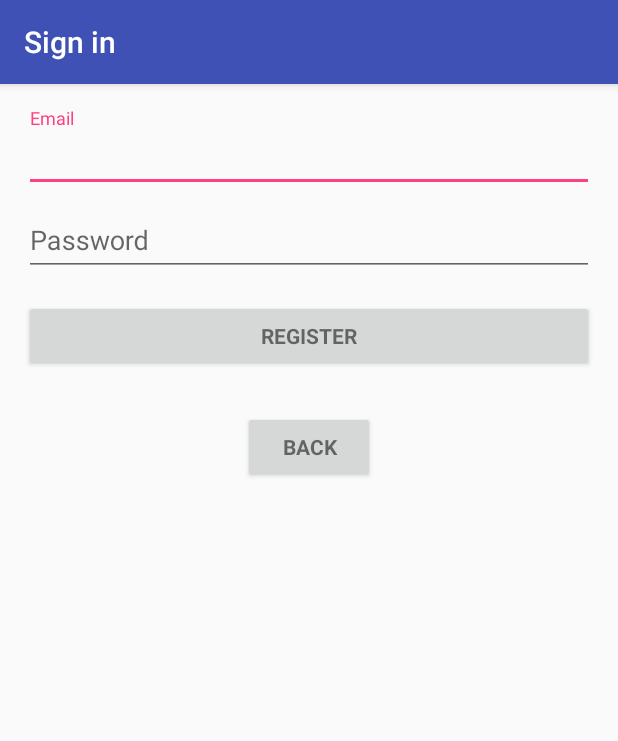
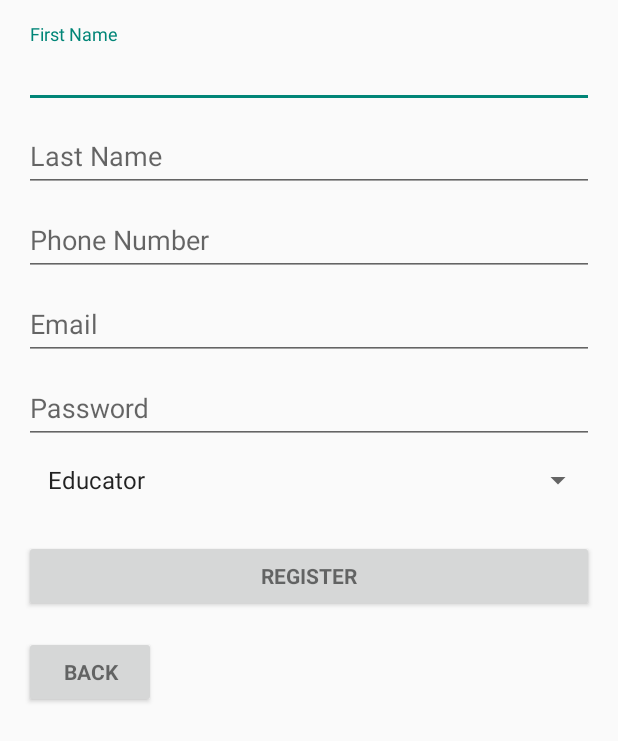
Before and after one commit to gagyizr/License, an Android app: the Register screen opened directly, with no data from a screen before it, on a phone screen of 412 x 824 dp. Shown: the top 741 px of the screen. Run offline under Robolectric (Android 15) with nearby library versions, the phone set to English and light mode, and no system bars; our stand-ins replace Firebase (no records; nobody signed in at launch, a user with empty details on screens opened directly); 2 statements that could not run were skipped.

Commit message:
Registration extended
The user registering to the app has to select now hiis privileges (educator,parent,user)
//TODO: After login the app should load the user interface depending on his privileges
//TODO2: Continue game

```diff
--- a/app/src/main/AndroidManifest.xml
+++ b/app/src/main/AndroidManifest.xml
@@ -15,7 +15,7 @@
         android:label="Firebase Test App"
         android:roundIcon="@mipmap/ic_launcher_round"
         android:supportsRtl="true"
-        android:theme="@style/AppTheme">
+        android:theme="@style/Theme.Design.Light.NoActionBar">
         <activity android:name=".MainActivity">
             <intent-filter>
                 <action android:name="android.intent.action.MAIN" />
--- /dev/null
+++ b/app/src/main/java/com/example/gagyi/test/Customer.java
@@ -0,0 +1,22 @@
+package com.example.gagyi.test;
+
+public class Customer {
+
+    public String firstName;
+    public String lastName;
+    public String email;
+    public long phone;
+    public String privilege;
+
+    public Customer(){
+
+    }
+
+    public Customer(String firstName, String lastName, String email, long phone, String privilege) {
+        this.firstName = firstName;
+        this.lastName = lastName;
+        this.email = email;
+        this.phone = phone;
+        this.privilege = privilege;
+    }
+}
--- a/app/src/main/java/com/example/gagyi/test/Register.java
+++ b/app/src/main/java/com/example/gagyi/test/Register.java
@@ -25,10 +25,12 @@ import android.view.KeyEvent;
 import android.view.View;
 import android.view.View.OnClickListener;
 import android.view.inputmethod.EditorInfo;
+import android.widget.AdapterView;
 import android.widget.ArrayAdapter;
 import android.widget.AutoCompleteTextView;
 import android.widget.Button;
 import android.widget.EditText;
+import android.widget.Spinner;
 import android.widget.TextView;
 import android.widget.Toast;
 
@@ -37,6 +39,7 @@ import com.google.android.gms.tasks.Task;
 import com.google.firebase.auth.AuthResult;
 import com.google.firebase.auth.FirebaseAuth;
 import com.google.firebase.auth.FirebaseUser;
+import com.google.firebase.database.FirebaseDatabase;
 
 import java.util.ArrayList;
 import java.util.List;
@@ -64,6 +67,21 @@ public class Register extends AppCompatActivity implements LoaderCallbacks<Curso
      * Keep track of the login task to ensure we can cancel it if requested.
      */
     private UserLoginTask mAuthTask = null;
+
+    //Personal data
+
+    private EditText firstnameET;
+    private EditText lastnameET;
+    private EditText phoneNumberET;
+
+    private String firstName;
+    private String lastName;
+    private long phoneNumber;
+
+    //Privileges
+
+    private Spinner spinner;
+    private String selectedPrivilege;
 
     // UI references.
     private AutoCompleteTextView mEmailView;
@@ -98,7 +116,7 @@ public class Register extends AppCompatActivity implements LoaderCallbacks<Curso
             }
         };
 
-        // Set up the login form.
+        // Set up the register form.
         mEmailView = (AutoCompleteTextView) findViewById(R.id.email);
         populateAutoComplete();
 
@@ -124,12 +142,36 @@ public class Register extends AppCompatActivity implements LoaderCallbacks<Curso
 
         mLoginFormView = findViewById(R.id.login_form);
         mProgressView = findViewById(R.id.login_progress);
+
+        //privileges Spinner set up
+        spinner = (Spinner)findViewById(R.id.privilegesSpinner);
+        ArrayAdapter<String> spinnerAdapter = new ArrayAdapter<String>(Register.this,
+                android.R.layout.simple_list_item_1,
+                getResources().getStringArray(R.array.privileges));
+        spinnerAdapter.setDropDownViewResource(android.R.layout.simple_spinner_dropdown_item);
+        spinner.setAdapter(spinnerAdapter);
+        spinner.setOnItemSelectedListener(new AdapterView.OnItemSelectedListener() {
+            @Override
+            public void onItemSelected(AdapterView<?> adapterView, View view, int i, long l) {
+
+                selectedPrivilege = adapterView.getItemAtPosition(i).toString();
+            }
+
+            @Override
+            public void onNothingSelected(AdapterView<?> adapterView) {
+
+            }
+        });
     }
 
     @Override
     public void onStart() {
         super.onStart();
         mAuth.addAuthStateListener(mAuthListener);
+
+        if(mAuth.getCurrentUser() != null){
+
+        }
     }
 
     @Override
@@ -336,7 +378,7 @@ public class Register extends AppCompatActivity implements LoaderCallbacks<Curso
         int IS_PRIMARY = 1;
     }
 
-    public void createAccount(String email,String password){
+    public void createAccount(final String email, String password){
         mAuth.createUserWithEmailAndPassword(email, password)
                 .addOnCompleteListener(this, new OnCompleteListener<AuthResult>() {
                     @Override
@@ -347,15 +389,38 @@ public class Register extends AppCompatActivity implements LoaderCallbacks<Curso
                         // the auth state listener will be notified and logic to handle the
                         // signed in user can be handled in the listener.
                         if (!task.isSuccessful()) {
-                           // Toast.makeText(EmailPasswordActivity.this, R.string.auth_failed,
-                                   // Toast.LENGTH_SHORT).show();
-                            Log.d("asd","nab");
+                           Toast.makeText(Register.this, R.string.auth_failed, Toast.LENGTH_SHORT).show();
+                           //Log.d("asd","nab");
                         }
                         if(task.isSuccessful()) {
 
-                            Intent LoginIntent = new Intent(Register.this, Login.class);
-                            startActivity(LoginIntent);
-                            finish();
+                            firstnameET = (EditText)findViewById(R.id.firstName);
+                            firstName = firstnameET.getText().toString();
+                            lastnameET = (EditText)findViewById(R.id.lastName);
+                            lastName = lastnameET.getText().toString();
+                            phoneNumberET = (EditText)findViewById(R.id.phone);
+                            phoneNumber = Long.parseLong(phoneNumberET.getText().toString());
+
+                            Customer customer = new Customer(firstName,lastName,email,phoneNumber,selectedPrivilege);
+
+                            FirebaseDatabase.getInstance().getReference("customers")
+                                .child(FirebaseAuth.getInstance().getCurrentUser().getUid())
+                                .setValue(customer).addOnCompleteListener(new OnCompleteListener<Void>() {
+                                @Override
+                                public void onComplete(@NonNull Task<Void> task) {
+
+                                    if(task.isSuccessful()) {
+                                        Intent LoginIntent = new Intent(Register.this, Login.class);
+                                        startActivity(LoginIntent);
+                                        finish();
+                                    }
+                                    else{
+                                        Toast.makeText(Register.this, R.string.auth_failed, Toast.LENGTH_SHORT).show();
+                                    }
+                                }
+                            });
+
+
                         }
 
 
--- a/app/src/main/res/layout/activity_main.xml
+++ b/app/src/main/res/layout/activity_main.xml
@@ -10,9 +10,10 @@
     <TextView
         android:layout_width="match_parent"
         android:layout_height="wrap_content"
-        android:text="App Name here"
+        android:text="Államvizsga Dolgozat"
+        android:textSize="30dp"
         android:gravity="center"
-        android:layout_margin="10dp"
+        android:layout_margin="15dp"
         android:textStyle="bold|italic" />
 
     <Button
--- a/app/src/main/res/layout/activity_register.xml
+++ b/app/src/main/res/layout/activity_register.xml
@@ -10,7 +10,7 @@
     android:paddingTop="@dimen/activity_vertical_margin"
     tools:context="com.example.gagyi.test.Register">
 
-    <!-- Login progress -->
+    <!-- Register progress -->
 
     <ProgressBar
         android:id="@+id/login_progress"
@@ -23,13 +23,56 @@
     <ScrollView
         android:id="@+id/login_form"
         android:layout_width="match_parent"
-        android:layout_height="186dp">
+        android:layout_height="match_parent">
 
         <LinearLayout
             android:id="@+id/email_login_form"
             android:layout_width="match_parent"
             android:layout_height="wrap_content"
             android:orientation="vertical">
+
+
+            <android.support.design.widget.TextInputLayout
+                android:layout_width="match_parent"
+                android:layout_height="wrap_content">
+
+                <AutoCompleteTextView
+                    android:id="@+id/firstName"
+                    android:layout_width="match_parent"
+                    android:layout_height="wrap_content"
+                    android:hint="First Name"
+                    android:maxLines="1"
+                    android:singleLine="true" />
+
+            </android.support.design.widget.TextInputLayout>
+
+            <android.support.design.widget.TextInputLayout
+                android:layout_width="match_parent"
+                android:layout_height="wrap_content">
+
+                <AutoCompleteTextView
+                    android:id="@+id/lastName"
+                    android:layout_width="match_parent"
+                    android:layout_height="wrap_content"
+                    android:hint="Last Name"
+                    android:maxLines="1"
+                    android:singleLine="true" />
+
+            </android.support.design.widget.TextInputLayout>
+
+            <android.support.design.widget.TextInputLayout
+                android:layout_width="match_parent"
+                android:layout_height="wrap_content">
+
+                <AutoCompleteTextView
+                    android:id="@+id/phone"
+                    android:layout_width="match_parent"
+                    android:layout_height="wrap_content"
+                    android:hint="Phone Number"
+                    android:maxLines="1"
+                    android:singleLine="true" />
+
+            </android.support.design.widget.TextInputLayout>
 
             <android.support.design.widget.TextInputLayout
                 android:layout_width="match_parent"
@@ -55,12 +98,22 @@
                     android:layout_width="match_parent"
                     android:layout_height="wrap_content"
                     android:hint="Password"
-                    android:imeActionId="@+id/login"
                     android:imeActionLabel="@string/action_sign_in_short"
                     android:imeOptions="actionUnspecified"
                     android:inputType="textPassword"
                     android:maxLines="1"
                     android:singleLine="true" />
+
+            </android.support.design.widget.TextInputLayout>
+
+            <android.support.design.widget.TextInputLayout
+                android:layout_width="match_parent"
+                android:layout_height="wrap_content">
+
+            <Spinner
+                android:id="@+id/privilegesSpinner"
+                android:layout_width="match_parent"
+                android:layout_height="wrap_content"></Spinner>
 
             </android.support.design.widget.TextInputLayout>
 
@@ -73,16 +126,18 @@
                 android:text="Register"
                 android:textStyle="bold" />
 
+            <Button
+                android:id="@+id/back_button"
+                style="?android:textAppearanceSmall"
+                android:layout_width="wrap_content"
+                android:layout_height="wrap_content"
+                android:layout_marginTop="16dp"
+                android:text="Back"
+                android:textStyle="bold" />
+
         </LinearLayout>
     </ScrollView>
 
-    <Button
-        android:id="@+id/back_button"
-        style="?android:textAppearanceSmall"
-        android:layout_width="wrap_content"
-        android:layout_height="wrap_content"
-        android:layout_marginTop="16dp"
-        android:text="Back"
-        android:textStyle="bold" />
+
 
 </LinearLayout>
--- a/app/src/main/res/values/strings.xml
+++ b/app/src/main/res/values/strings.xml
@@ -2,6 +2,11 @@
     <string name="app_name">Test</string>
     <string name="title_activity_register">Sign in</string>
 
+    <string-array name="privileges">
+        <item>Educator</item>
+        <item>Parent</item>
+        <item>Child</item>
+    </string-array>
     <!-- Strings related to login -->
     <string name="prompt_email">Email</string>
     <string name="auth_failed">User or Password incorrect</string>
```
